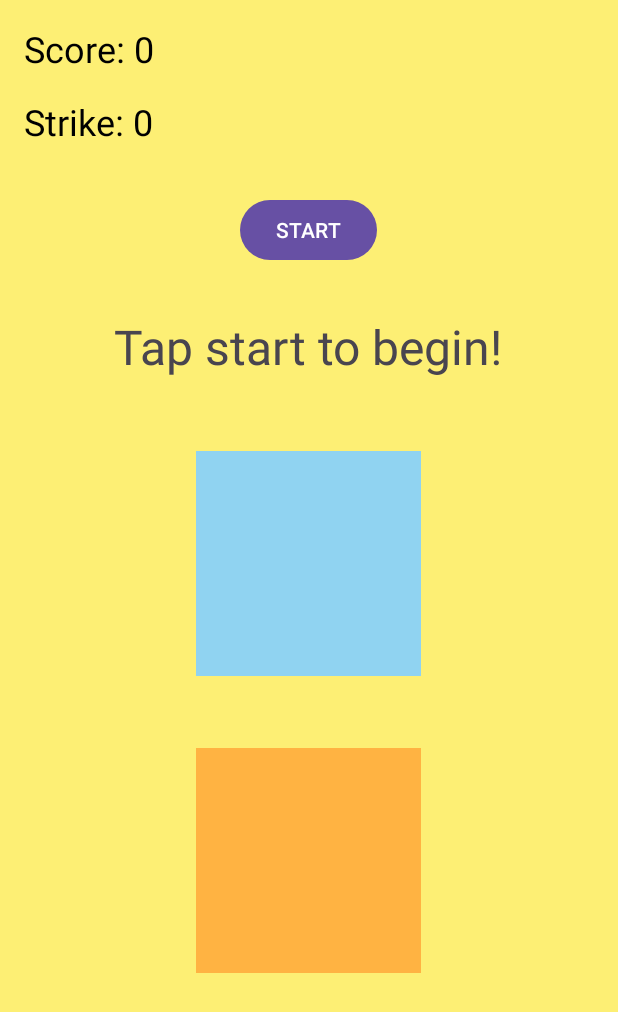
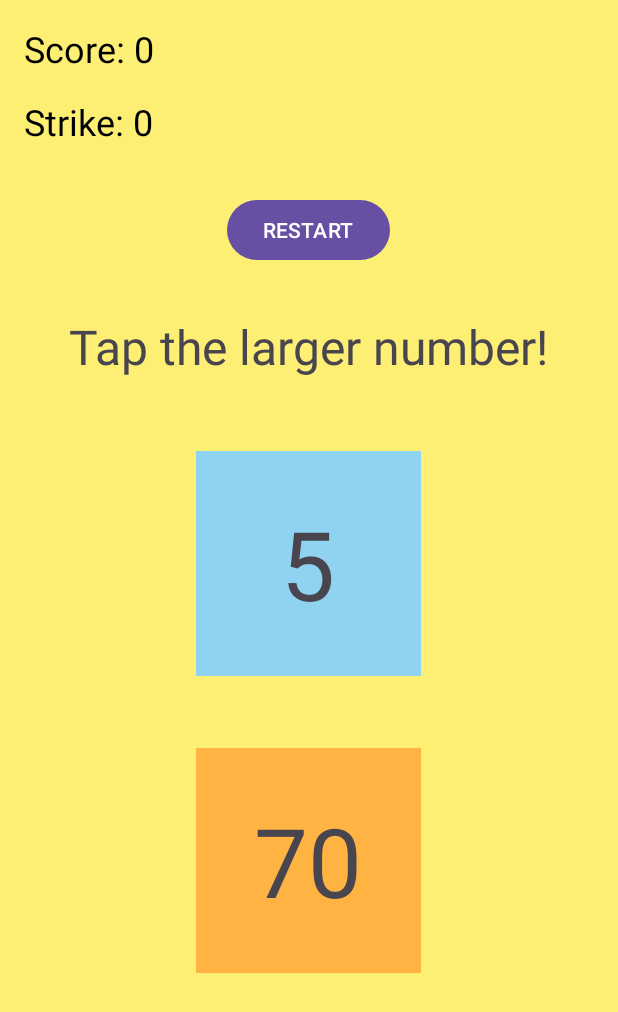
Before and after one commit to caitlin3862/First-Project, an Android app: the screen it shows after launch (MainActivity), after a tap on "RESTART", on a phone screen of 412 x 824 dp. Shown: the top 1012 px of the screen. Run offline under Robolectric (Android 15) with nearby library versions, the phone set to English and light mode, and no system bars; 1 other tap on this screen came first.

```diff
--- a/app/src/main/java/com/example/firstproject/MainActivity.kt
+++ b/app/src/main/java/com/example/firstproject/MainActivity.kt
@@ -53,9 +53,7 @@ class MainActivity : AppCompatActivity() {
                 playGame()
             } else {
                 /* Resets all values back to default/starting values */
-                gameStart = false
-                button.text = "START"
-                instructions.text = "Tap start to begin!"
+                instructions.text = resources.getText(R.string.tap)
                 score = 0
                 strike = 0
                 scoreText.setTextColor(Color.BLACK)
@@ -63,14 +61,15 @@ class MainActivity : AppCompatActivity() {
                 scoreText.text = "Score: " + score
                 strikeText.text = "Strike: " + strike
                 reset()
+                setRandNum()
             }
         }
 
     }
 
     private fun playGame(){
-        button.text = "RESTART"
-        instructions.text = "Tap the larger number!"
+        button.text = resources.getText(R.string.reset)
+        instructions.text = resources.getText(R.string.tap)
         setRandNum()
 
         num1Text.setOnClickListener {
@@ -90,7 +89,7 @@ class MainActivity : AppCompatActivity() {
             scoreText.setTextColor(Color.GREEN)
             strikeText.setTextColor(Color.BLACK)
             scoreText.text = "Score: " + score
-            instructions.text = "Tap restart to play again!"
+            instructions.text = resources.getText(R.string.again)
             val winToast: Toast = Toast.makeText(this, "Congrats, you won! ^^", Toast.LENGTH_SHORT)
             winToast.show()
         } else if (strike == 3){
@@ -98,7 +97,7 @@ class MainActivity : AppCompatActivity() {
             strikeText.setTextColor(Color.RED)
             scoreText.setTextColor(Color.BLACK)
             strikeText.text = "Strikes: " + strike
-            instructions.text = "Tap restart to play again!"
+            instructions.text = resources.getText(R.string.again)
             val loseToast: Toast = Toast.makeText(this, "Sorry, you lost :(", Toast.LENGTH_SHORT)
             loseToast.show()
         } else {
@@ -106,10 +105,10 @@ class MainActivity : AppCompatActivity() {
         }
     }
 
-    private fun reset(){
+    private fun reset() {
         layout.setBackgroundColor(Color.parseColor("#FDEF74"))
-        num1Text.text = ""
-        num2Text.text = ""
+        num1Text.text = null
+        num2Text.text = null
     }
 
     private fun checkAnswer(first: Int, second: Int){
@@ -135,17 +134,21 @@ class MainActivity : AppCompatActivity() {
     }
 
     private fun incrementScore(){
+        if (score < 10 && strike < 3) {
             score++;
             scoreText.setTextColor(Color.YELLOW)
             strikeText.setTextColor(Color.BLACK)
             scoreText.text = "Score: " + score
         }
+    }
 
     private fun incrementStrike(){
+        if (strike < 3 && score < 10) {
             strike++;
             strikeText.setTextColor(Color.YELLOW)
             scoreText.setTextColor(Color.BLACK)
             strikeText.text = "Strikes: " + strike
         }
+    }
 
 }
--- a/app/src/main/res/layout/activity_main.xml
+++ b/app/src/main/res/layout/activity_main.xml
@@ -43,7 +43,7 @@
         android:layout_height="wrap_content"
         android:layout_margin="16dp"
         android:layout_gravity="center"
-        android:text="START" />
+        android:text="@string/start" />
 
     <TextView
         android:id="@+id/instructions"
@@ -51,7 +51,7 @@
         android:layout_height="wrap_content"
         android:layout_margin="16dp"
         android:layout_gravity="center"
-        android:text="Tap start to begin!"
+        android:text="@string/instructions"
         android:textSize="32sp"
         app:layout_constraintBottom_toBottomOf="parent"
         app:layout_constraintEnd_toEndOf="parent"
--- a/app/src/main/res/values/strings.xml
+++ b/app/src/main/res/values/strings.xml
@@ -2,4 +2,10 @@
     <string name="app_name">First Project</string>
     <string name="num1">0</string>
     <string name="num2">0</string>
+    <string name="instructions">"Tap start to begin!"</string>
+    <string name="tap">Tap the larger number!</string>
+    <string name="again">Tap restart to play again!</string>
+    <string name="start">START</string>
+    <string name="reset">RESTART</string>
+
 </resources>
```
Lines whose indentation alone changed are shown as unchanged.
